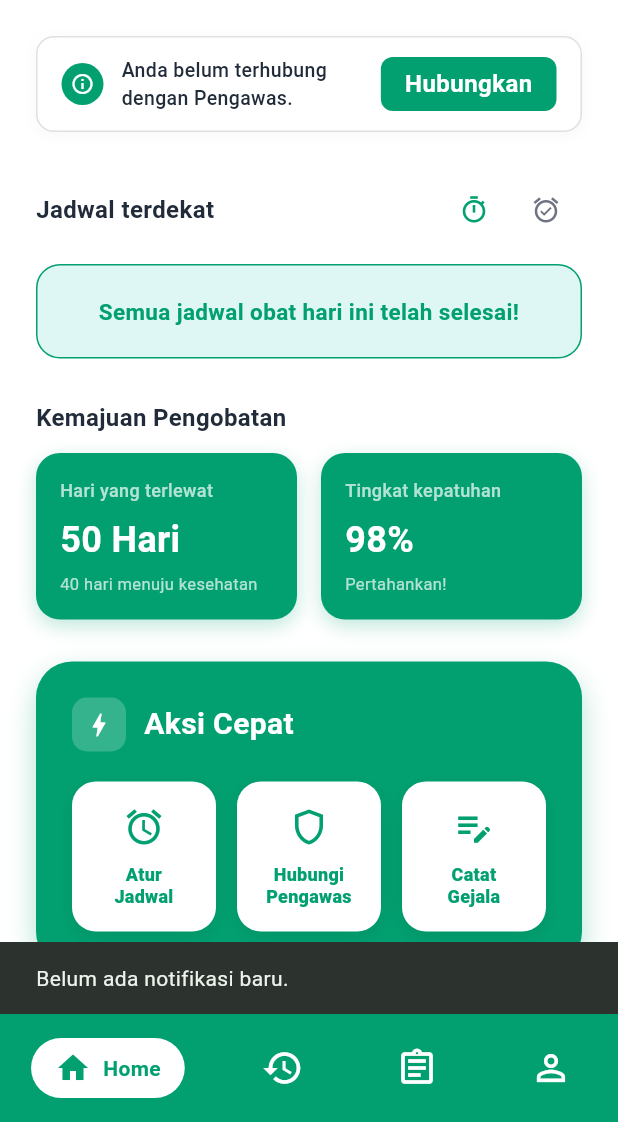
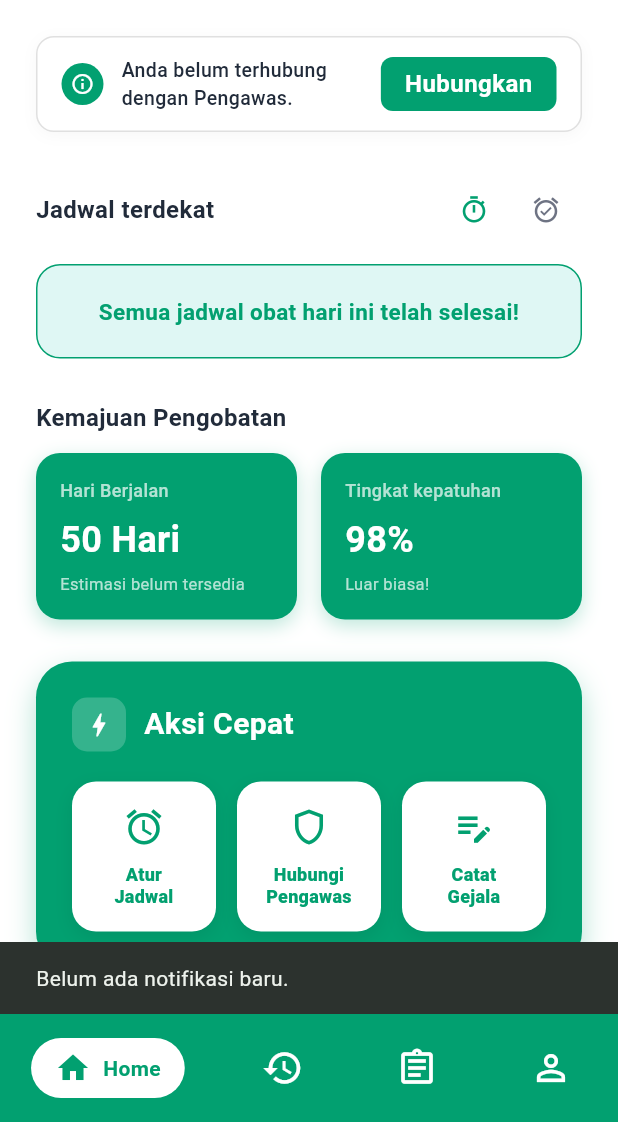
Before and after one commit to attaryu/tbcare_app, a Flutter app: the HomeView screen opened by its route, after a tap on the "notifications none" icon, on a phone screen of 412 x 824 dp, the part 114-1236 px from its top. Run offline on Flutter 3.47's test engine with Material 3 defaults, Android fonts, the phone set to English and light mode, and no system bars; our stand-ins replace go_router, image_picker, shared_preferences, supabase_flutter; missing offline and left inert: bcrypt; accounts and stored records are empty; network calls fail.

Commit message:
fix(home): update treatment progress overview with real data

```diff
--- a/lib/data/repositories/home_repository.dart
+++ b/lib/data/repositories/home_repository.dart
@@ -74,8 +74,8 @@ class HomeRepository {
       // Seeder: If no active treatment period exists, create one with schedules
       if (tpList.isEmpty) {
         final now = DateTime.now();
-        final start = DateTime(now.year, now.month, 1);
-        final pred = DateTime(now.year, now.month + 6, 29);
+        final start = now;
+        final pred = DateTime(now.year, now.month + 6, now.day);
 
         final insertedTpList = await _supabase.client.from('treatment_periods').insert({
           'patients_id': userId,
@@ -159,11 +159,6 @@ class HomeRepository {
             if (c['status'] == 'taken') takenCount++;
           }
 
-          if (totalCount == 0) {
-            totalCount = 100;
-            takenCount = 98; // Default mockup percentage if no records
-          }
-
           // Build schedule items with today's status
           for (var s in schedList) {
             final sId = s['id'] as int;
@@ -206,8 +201,8 @@ class HomeRepository {
       'supervisorInfo': supervisorInfo,
       'activeTreatment': activeTreatment,
       'schedules': schedules,
-      'complianceRate': totalCount > 0 ? (takenCount / totalCount * 100.0) : 98.0,
-      'daysPassed': daysPassed > 0 ? daysPassed : 50,
+      'complianceRate': totalCount > 0 ? (takenCount / totalCount * 100.0) : 0.0,
+      'daysPassed': daysPassed,
     };
   }
 
--- a/lib/ui/features/home/views/home_view.dart
+++ b/lib/ui/features/home/views/home_view.dart
@@ -42,6 +42,37 @@ class HomeView extends StatelessWidget {
       'EEEE, d MMMM yyyy',
       'id_ID',
     ).format(DateTime.now());
+
+    // Hitung Sisa Hari & Label Kepatuhan
+    String remainingDayText = 'Estimasi belum tersedia';
+    final activeTreatment = viewModel.activeTreatment;
+    if (activeTreatment != null) {
+      final predEndStr = activeTreatment['prediction_end_date'] as String?;
+      if (predEndStr != null) {
+        final predEnd = DateTime.tryParse(predEndStr);
+        if (predEnd != null) {
+          final today = DateTime.now();
+          final todayMidnight = DateTime(today.year, today.month, today.day);
+          final predEndMidnight = DateTime(predEnd.year, predEnd.month, predEnd.day);
+          final remaining = predEndMidnight.difference(todayMidnight).inDays;
+          remainingDayText = remaining > 0
+              ? '$remaining hari lagi menuju selesai'
+              : 'Jadwal selesai hari ini';
+        }
+      }
+    }
+
+    final rate = viewModel.complianceRate;
+    String complianceLabel;
+    if (rate >= 90) {
+      complianceLabel = 'Luar biasa!';
+    } else if (rate >= 75) {
+      complianceLabel = 'Pertahankan!';
+    } else if (rate >= 50) {
+      complianceLabel = 'Butuh peningkatan';
+    } else {
+      complianceLabel = 'Perlu perhatian!';
+    }
 
     return Scaffold(
       backgroundColor: AppColor.white,
@@ -263,7 +294,7 @@ class HomeView extends StatelessWidget {
                         crossAxisAlignment: CrossAxisAlignment.start,
                         children: [
                           const Text(
-                            'Hari yang terlewat',
+                            'Hari Berjalan',
                             style: TextStyle(
                               fontSize: 12,
                               color: Colors.white70,
@@ -280,9 +311,9 @@ class HomeView extends StatelessWidget {
                             ),
                           ),
                           const SizedBox(height: 4),
-                          const Text(
-                            '40 hari menuju kesehatan',
-                            style: TextStyle(
+                          Text(
+                            remainingDayText,
+                            style: const TextStyle(
                               fontSize: 11,
                               color: Colors.white70,
                             ),
@@ -327,9 +358,9 @@ class HomeView extends StatelessWidget {
                             ),
                           ),
                           const SizedBox(height: 4),
-                          const Text(
-                            'Pertahankan!',
-                            style: TextStyle(
+                          Text(
+                            complianceLabel,
+                            style: const TextStyle(
                               fontSize: 11,
                               color: Colors.white70,
                             ),
```
